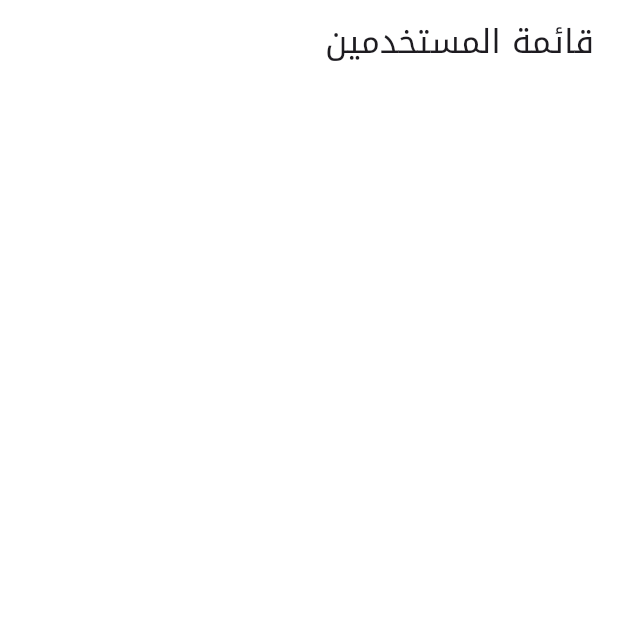
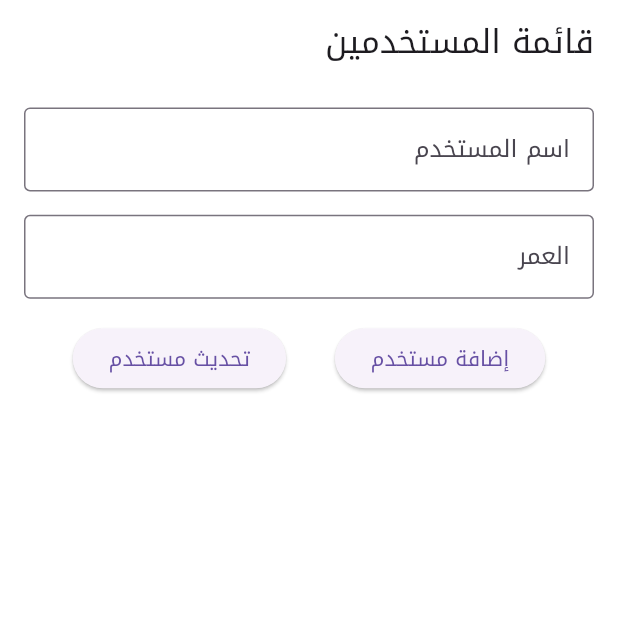
Before and after one commit to Zeiadd1310/Fast-Food-App, a Flutter app: the UserListView screen opened by its route, on a phone screen of 412 x 824 dp, the top half of it. Run offline on Flutter 3.47's test engine with Material 3 defaults, Android fonts, the phone set to English and light mode, and no system bars; our stand-ins replace bloc, cloud_firestore, dartz, dio, equatable, firebase_auth and 8 more; accounts and stored records are empty.

Commit message:
adding, editing and deleting users functions

```diff
--- a/lib/features/users/controllers/users_state.dart
+++ b/lib/features/users/controllers/users_state.dart
@@ -1,3 +1,5 @@
+import 'package:depi/features/users/models/users_model.dart';
+
 abstract class UsersState {}
 
 class UsersInitial extends UsersState {}
@@ -5,7 +7,7 @@ class UsersInitial extends UsersState {}
 class UsersLoading extends UsersState {}
 
 class UsersLoaded extends UsersState {
-  final List<String> users;
+  final List<UsersModel> users;
 
   UsersLoaded(this.users);
 }
--- /dev/null
+++ b/lib/features/users/models/users_model.dart
@@ -0,0 +1,7 @@
+class UsersModel {
+  String? id;
+  final String fullName;
+  final int age;
+
+  UsersModel({required this.id, required this.fullName, required this.age});
+}
--- a/lib/features/users/views/user_list_view.dart
+++ b/lib/features/users/views/user_list_view.dart
@@ -42,11 +42,75 @@ class UserListView extends StatelessWidget {
                 title: const Text('قائمة المستخدمين'),
                 backgroundColor: Colors.white,
               ),
-              body: ListView.builder(
-                itemCount: state.users.length,
-                itemBuilder: (context, index) {
-                  return ListTile(title: Text(state.users[index]));
-                },
+              body: Padding(
+                padding: const EdgeInsets.symmetric(horizontal: 16.0),
+                child: SingleChildScrollView(
+                  child: Column(
+                    spacing: 16.h,
+                    children: [
+                      SizedBox(height: 0.h),
+                      TextField(
+                        controller: context.read<UsersCubit>().nameController,
+                        decoration: InputDecoration(
+                          labelText: 'اسم المستخدم',
+                          border: OutlineInputBorder(),
+                        ),
+                      ),
+                      TextField(
+                        controller: context.read<UsersCubit>().ageController,
+                        decoration: InputDecoration(
+                          labelText: 'العمر',
+                          border: OutlineInputBorder(),
+                        ),
+                        keyboardType: TextInputType.number,
+                      ),
+                      Row(
+                        mainAxisAlignment: MainAxisAlignment.spaceEvenly,
+                        children: [
+                          ElevatedButton(
+                            onPressed: () {
+                              context.read<UsersCubit>().addUsers();
+                            },
+                            child: Text('إضافة مستخدم'),
+                          ),
+                          ElevatedButton(
+                            onPressed: () {
+                              context.read<UsersCubit>().updateUser();
+                            },
+                            child: Text('تحديث مستخدم'),
+                          ),
+                        ],
+                      ),
+                      ListView.builder(
+                        shrinkWrap: true,
+                        physics: NeverScrollableScrollPhysics(),
+                        itemCount: state.users.length,
+                        itemBuilder: (context, index) {
+                          return ListTile(
+                            title: Text(state.users[index].fullName),
+                            subtitle: Text('العمر: ${state.users[index].age}'),
+                            trailing: IconButton(
+                              icon: Icon(Icons.edit),
+                              onPressed: () {
+                                context.read<UsersCubit>().selectUpdatedUser(
+                                  state.users[index],
+                                );
+                              },
+                            ),
+                            leading: IconButton(
+                              icon: Icon(Icons.delete, color: Colors.red),
+                              onPressed: () {
+                                context.read<UsersCubit>().deleteUser(
+                                  state.users[index].id!,
+                                );
+                              },
+                            ),
+                          );
+                        },
+                      ),
+                    ],
+                  ),
+                ),
               ),
             );
             // } else if (state is UsersInitial) {
```
Also changed, not shown: lib/features/users/controllers/users_cubit.dart (+81 -24 lines).
